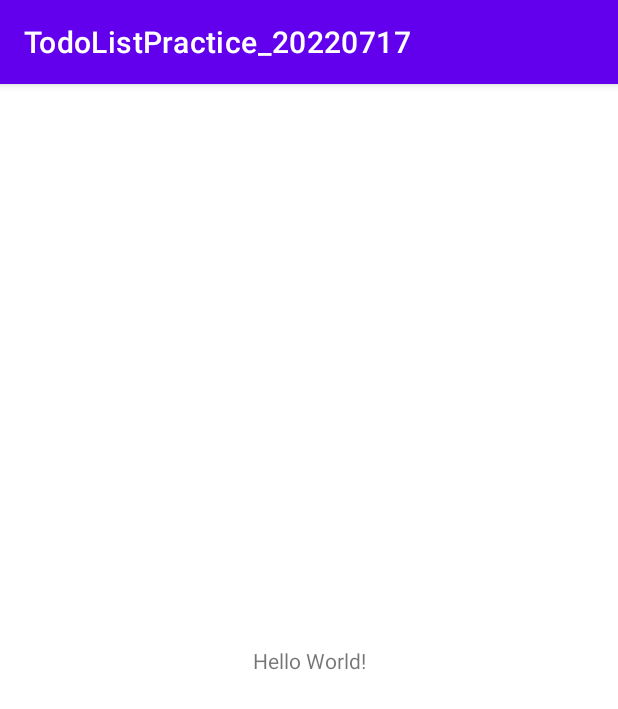
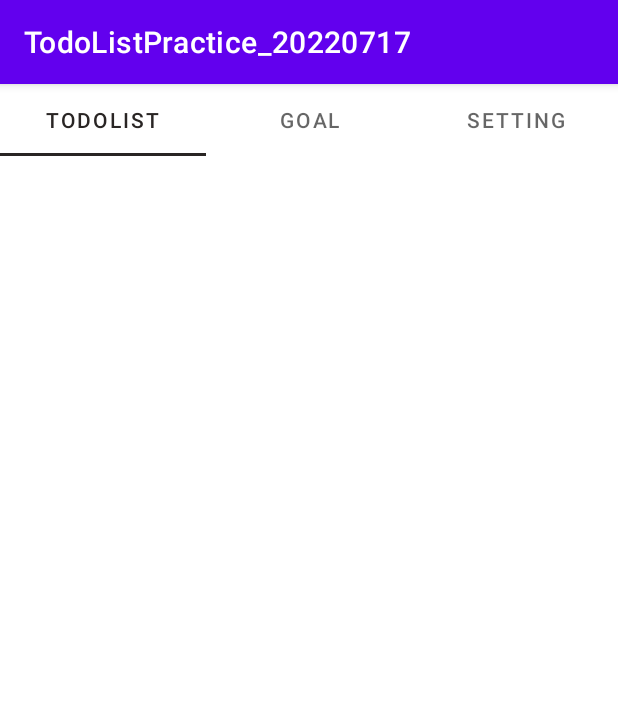
Before and after one commit to KoPoine/TodoListPractice_20220717, an Android app: the screen it shows after launch (MainActivity), on a phone screen of 412 x 824 dp. Shown: the top 709 px of the screen. Run offline under Robolectric (Android 15) with nearby library versions, the phone set to English and light mode, and no system bars.

Commit message:
ViewPager / TabLayout 연동 완료

```diff
--- a/app/src/main/java/com/neppplus/todolistpractice_20220717/MainActivity.kt
+++ b/app/src/main/java/com/neppplus/todolistpractice_20220717/MainActivity.kt
@@ -2,10 +2,20 @@ package com.neppplus.todolistpractice_20220717
 
 import androidx.appcompat.app.AppCompatActivity
 import android.os.Bundle
+import com.neppplus.todolistpractice_20220717.adapters.MainViewPagerAdapter
+import kotlinx.android.synthetic.main.activity_main.*
 
 class MainActivity : AppCompatActivity() {
+
+    lateinit var mPagerAdapter : MainViewPagerAdapter
+
     override fun onCreate(savedInstanceState: Bundle?) {
         super.onCreate(savedInstanceState)
         setContentView(R.layout.activity_main)
+
+        mPagerAdapter = MainViewPagerAdapter(supportFragmentManager)
+        mainViewPager.adapter = mPagerAdapter
+
+        mainTabLayout.setupWithViewPager(mainViewPager)
     }
 }
--- /dev/null
+++ b/app/src/main/java/com/neppplus/todolistpractice_20220717/adapters/MainViewPagerAdapter.kt
@@ -0,0 +1,30 @@
+package com.neppplus.todolistpractice_20220717.adapters
+
+import androidx.fragment.app.Fragment
+import androidx.fragment.app.FragmentManager
+import androidx.fragment.app.FragmentPagerAdapter
+import com.neppplus.todolistpractice_20220717.fragments.GoalFragment
+import com.neppplus.todolistpractice_20220717.fragments.SettingFragment
+import com.neppplus.todolistpractice_20220717.fragments.TodoFragment
+
+class MainViewPagerAdapter (fm : FragmentManager) : FragmentPagerAdapter(fm) {
+    override fun getCount(): Int {
+        return 3
+    }
+
+    override fun getItem(position: Int): Fragment {
+        return when (position) {
+            0 -> TodoFragment()
+            1 -> GoalFragment()
+            else -> SettingFragment()
+        }
+    }
+
+    override fun getPageTitle(position: Int): CharSequence? {
+        return when (position) {
+            0 -> "TodoList"
+            1 -> "Goal"
+            else -> "Setting"
+        }
+    }
+}
--- a/app/src/main/res/layout/activity_main.xml
+++ b/app/src/main/res/layout/activity_main.xml
@@ -1,18 +1,22 @@
 <?xml version="1.0" encoding="utf-8"?>
-<androidx.constraintlayout.widget.ConstraintLayout xmlns:android="http://schemas.android.com/apk/res/android"
+<LinearLayout xmlns:android="http://schemas.android.com/apk/res/android"
     xmlns:app="http://schemas.android.com/apk/res-auto"
     xmlns:tools="http://schemas.android.com/tools"
     android:layout_width="match_parent"
     android:layout_height="match_parent"
+    android:orientation="vertical"
     tools:context=".MainActivity">
 
-    <TextView
-        android:layout_width="wrap_content"
+    <com.google.android.material.tabs.TabLayout
+        android:id="@+id/mainTabLayout"
+        android:layout_width="match_parent"
         android:layout_height="wrap_content"
-        android:text="Hello World!"
-        app:layout_constraintBottom_toBottomOf="parent"
-        app:layout_constraintEnd_toEndOf="parent"
-        app:layout_constraintStart_toStartOf="parent"
-        app:layout_constraintTop_toTopOf="parent" />
+        app:tabSelectedTextColor="@color/warmGray_800"
+        app:tabIndicatorColor="@color/warmGray_800"/>
 
-</androidx.constraintlayout.widget.ConstraintLayout>
+    <androidx.viewpager.widget.ViewPager
+        android:id="@+id/mainViewPager"
+        android:layout_width="match_parent"
+        android:layout_height="match_parent"/>
+
+</LinearLayout>
```
